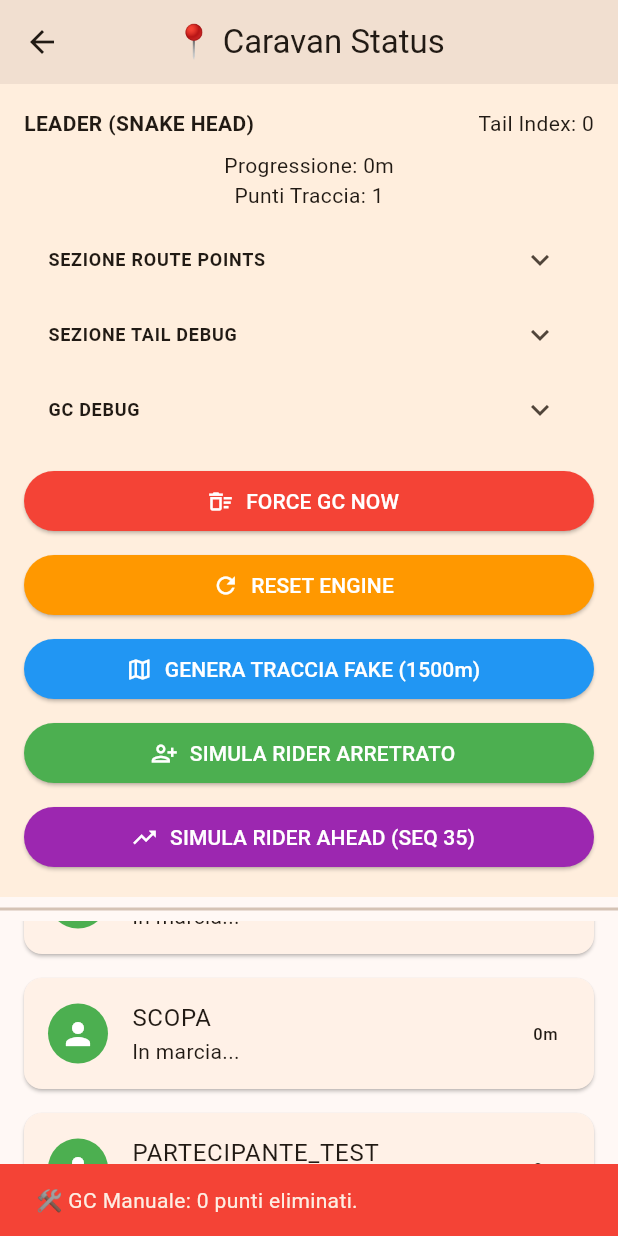
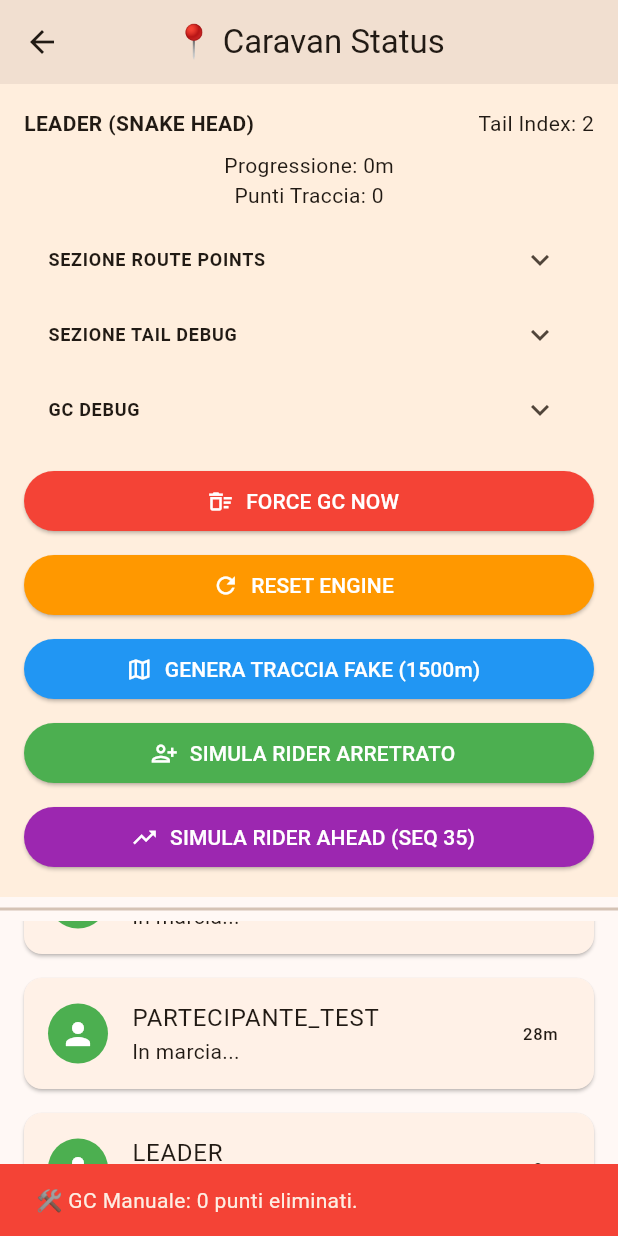
Before and after one commit to PaxSat/ridebridge, a Flutter app: the SchermataStatoCarovana screen opened directly with empty values, scrolled down 60 dp, after a tap on "FORCE GC NOW", on a phone screen of 412 x 824 dp. Run offline on Flutter 3.47's test engine with Material 3 defaults, Android fonts, the phone set to English and light mode, and no system bars; our stand-ins replace cloud_firestore, firebase_auth, firebase_core, google_sign_in, share_plus; accounts and stored records are empty.

Commit message:
GeoRef V2 GC off-by-one fix

```diff
--- a/lib/schermate/schermata_stato_carovana.dart
+++ b/lib/schermate/schermata_stato_carovana.dart
@@ -117,8 +117,8 @@ class _SchermataStatoCarovanaState extends State<SchermataStatoCarovana> {
         }
       }
 
-      final completedIds = minValidatedIndex > 0
-          ? List.generate(minValidatedIndex, (i) => i)
+      final completedIds = minValidatedIndex >= 0
+          ? List.generate(minValidatedIndex + 1, (i) => i)
           : <int>[];
 
       final stats = _trackManager.garbageCollection(
@@ -259,7 +259,9 @@ class _SchermataStatoCarovanaState extends State<SchermataStatoCarovana> {
                   if (minIdx == -1 || p.lastValidatedIndex < minIdx) minIdx = p.lastValidatedIndex;
                 }
 
-                final completedIds = minIdx > 0 ? List.generate(minIdx, (i) => i) : <int>[];
+                final completedIds = minIdx >= 0
+                    ? List.generate(minIdx + 1, (i) => i)
+                    : <int>[];
 
                 final stats = _trackManager.garbageCollection(
                   completedSequenceIds: completedIds,
```
